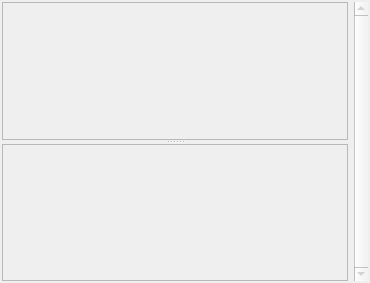
Old version of the form editor/ui/TUview.ui in the repository cc-archive/pootle.
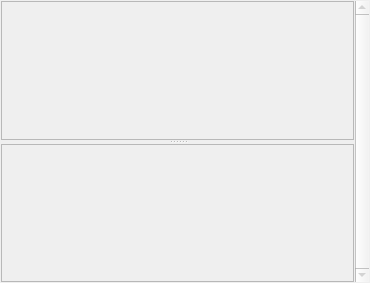
New version of the form. Icons and pictures are not drawn.

Diff of the .ui file:
```diff
--- a/editor/ui/TUview.ui
+++ b/editor/ui/TUview.ui
@@ -15,6 +15,14 @@
     <height>283</height>
    </rect>
   </property>
+  <property name="sizePolicy" >
+   <sizepolicy>
+    <hsizetype>3</hsizetype>
+    <vsizetype>3</vsizetype>
+    <horstretch>0</horstretch>
+    <verstretch>0</verstretch>
+   </sizepolicy>
+  </property>
   <property name="minimumSize" >
    <size>
     <width>0</width>
@@ -35,10 +43,10 @@
   </property>
   <layout class="QHBoxLayout" >
    <property name="margin" >
-    <number>2</number>
+    <number>1</number>
    </property>
    <property name="spacing" >
-    <number>6</number>
+    <number>1</number>
    </property>
    <item>
     <widget class="QSplitter" name="splitter" >
```
Left out of the diff: 2 changed lines with no effect on the pictures.
